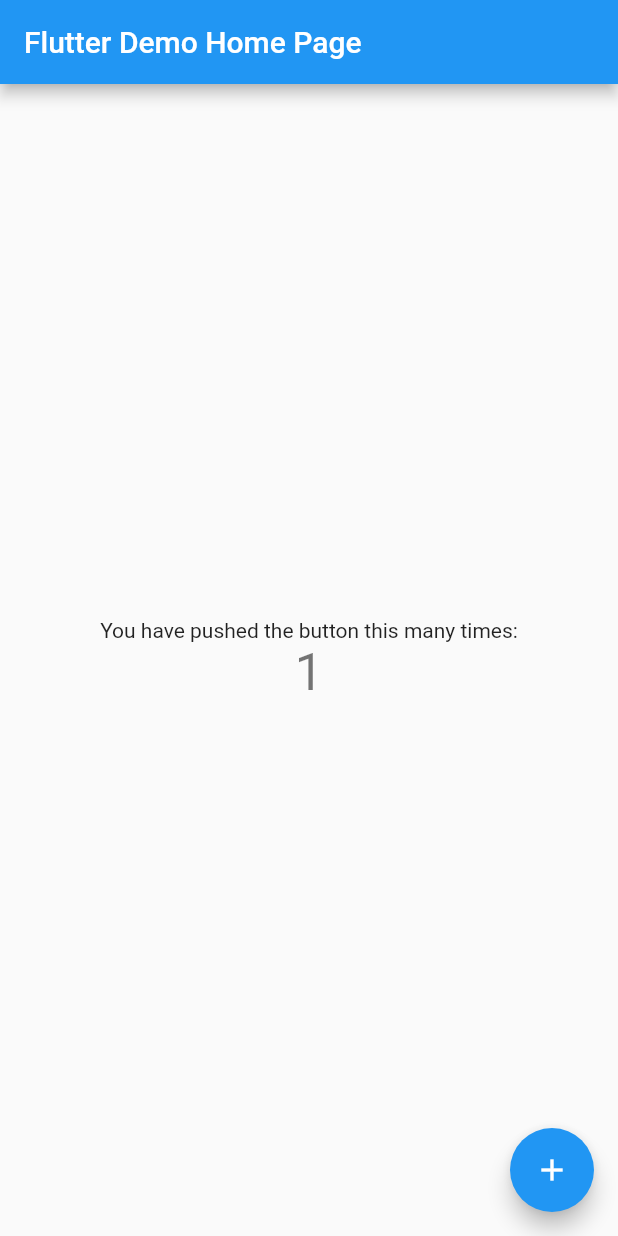
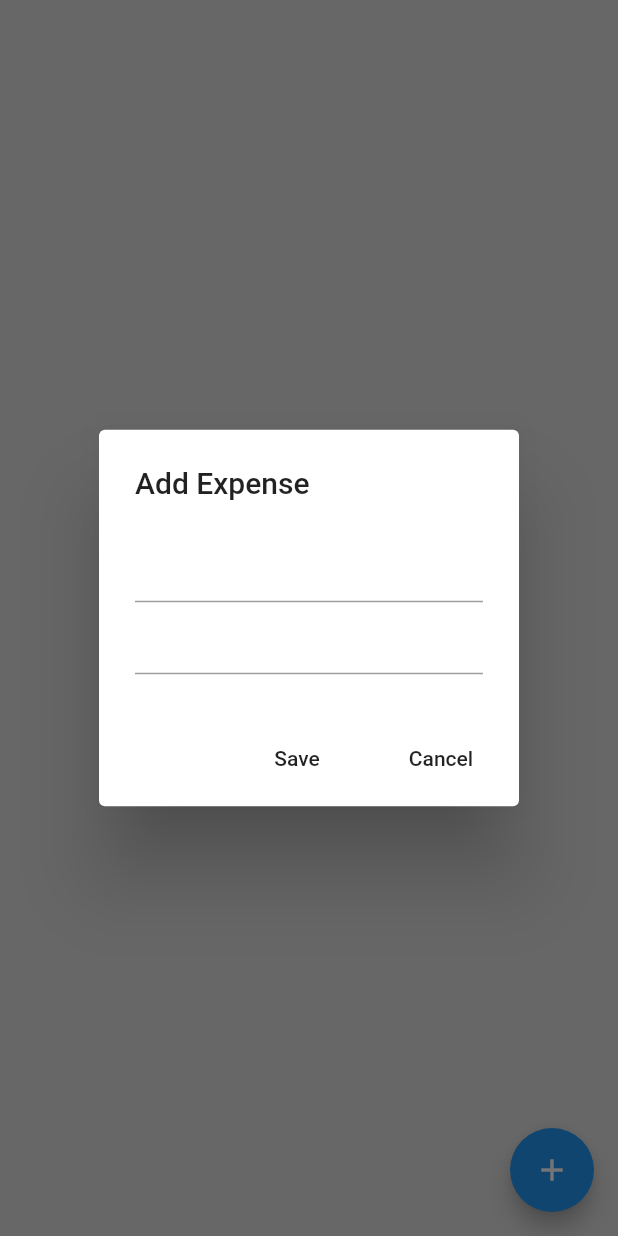
Before and after one commit to Anirudh-rb26/Expense-Tracker, a Flutter app: the screen it shows after launch, after a tap on the "add" icon, on a phone screen of 412 x 824 dp. Run offline on Flutter 3.47's test engine with Material 2 defaults, Android fonts, the phone set to English and light mode, and no system bars.

Commit message:
added functionability of adding expenses, just started working on adding graph view

```diff
--- /dev/null
+++ b/lib/data/expensedata.dart
@@ -0,0 +1,108 @@
+import 'package:expensetracker/convertor/daytimeConvertor.dart';
+import 'package:expensetracker/models/expenseitems.dart';
+import 'package:flutter/material.dart';
+
+class ExpenseData extends ChangeNotifier {
+  // List of expenseItems
+  List<ExepenseItem> overallExpenseList = [];
+
+  // method to return expenseList when we pull it
+  List<ExepenseItem> getAllExpenseList() {
+    return overallExpenseList;
+  }
+
+  //method to add a new expense
+  void addExpense(ExepenseItem expense) {
+    overallExpenseList.add(expense);
+    notifyListeners();
+  }
+
+  // function to delete expense
+  void deleteExpense(ExepenseItem expense) {
+    overallExpenseList.remove(expense);
+  }
+
+  // to get weekday
+  String getDayName(DateTime dateTime) {
+    switch (dateTime.weekday) {
+      case 1:
+        return "Monday";
+      case 2:
+        return "Tuesday";
+      case 3:
+        return "Wednesday";
+      case 4:
+        return "Thursday";
+      case 5:
+        return "Friday";
+      case 6:
+        return "Saturday";
+      case 7:
+        return "Sunday";
+      default:
+        return '';
+    }
+  }
+
+  // to get start of the week
+  DateTime? startOfTheWeek() {
+    DateTime? startOfWeek;
+
+    //get todays date
+    DateTime today = DateTime.now();
+
+    // going backwards to find the nearest sunday
+    for (int i = 0; i < 7; i++) {
+      if (getDayName(today.subtract(Duration(days: i))) == "Sunday") {
+        startOfWeek = today.subtract(Duration(days: i));
+      }
+    }
+
+    return startOfWeek;
+  }
+
+  //need to list all expenses
+  // get exepenselist
+  // add and delete expenses
+  // get weekday
+  // get date for start of the week
+
+  /*
+  convert expense data to expense summary
+
+  overallExpenseList = [
+    [food, 2023/01/30, $15]
+    [lend, 2023/01/30, $25]
+    [shoes, 2023/01/31, $45]
+    [drink, 2023/01/31, $15]
+    [clothes, 2023/02/01, $55]
+  ]
+
+  ->
+
+  dailyExpenseSummary = [
+    [2023/01/30: $40]
+    [2023/01/301 $60]
+    [2023/02/01: $55]
+  ]
+  */
+
+  Map<String, double> calculateDailyExpenseSummary() {
+    Map<String, double> dailyExpenseSummary = {};
+
+    for (var expense in overallExpenseList) {
+      String date = convertDateTimeToString(expense.dateTime);
+      double amount = double.parse(expense.amount);
+
+      if (dailyExpenseSummary.containsKey(date)) {
+        double currentAmount = dailyExpenseSummary[date]!;
+        currentAmount += amount;
+        dailyExpenseSummary[date] = currentAmount;
+      } else {
+        dailyExpenseSummary.addAll({date: amount});
+      }
+    }
+
+    return dailyExpenseSummary;
+  }
+}
--- a/lib/main.dart
+++ b/lib/main.dart
@@ -1,4 +1,7 @@
+import 'package:expensetracker/data/expensedata.dart';
+import 'package:expensetracker/pages/homepage.dart';
 import 'package:flutter/material.dart';
+import 'package:provider/provider.dart';
 
 void main() {
   runApp(const MyApp());
@@ -7,109 +10,14 @@ void main() {
 class MyApp extends StatelessWidget {
   const MyApp({super.key});
 
-  // This widget is the root of your application.
   @override
   Widget build(BuildContext context) {
-    return MaterialApp(
-      title: 'Flutter Demo',
-      theme: ThemeData(
-        // This is the theme of your application.
-        //
-        // Try running your application with "flutter run". You'll see the
-        // application has a blue toolbar. Then, without quitting the app, try
-        // changing the primarySwatch below to Colors.green and then invoke
-        // "hot reload" (press "r" in the console where you ran "flutter run",
-        // or simply save your changes to "hot reload" in a Flutter IDE).
-        // Notice that the counter didn't reset back to zero; the application
-        // is not restarted.
-        primarySwatch: Colors.blue,
+    return ChangeNotifierProvider(
+      create: (context) => ExpenseData(),
+      builder: (context, child) => const MaterialApp(
+        debugShowCheckedModeBanner: false,
+        home: HomePage(),
       ),
-      home: const MyHomePage(title: 'Flutter Demo Home Page'),
     );
   }
 }
-
-class MyHomePage extends StatefulWidget {
-  const MyHomePage({super.key, required this.title});
-
-  // This widget is the home page of your application. It is stateful, meaning
-  // that it has a State object (defined below) that contains fields that affect
-  // how it looks.
-
-  // This class is the configuration for the state. It holds the values (in this
-  // case the title) provided by the parent (in this case the App widget) and
-  // used by the build method of the State. Fields in a Widget subclass are
-  // always marked "final".
-
-  final String title;
-
-  @override
-  State<MyHomePage> createState() => _MyHomePageState();
-}
-
-class _MyHomePageState extends State<MyHomePage> {
-  int _counter = 0;
-
-  void _incrementCounter() {
-    setState(() {
-      // This call to setState tells the Flutter framework that something has
-      // changed in this State, which causes it to rerun the build method below
-      // so that the display can reflect the updated values. If we changed
-      // _counter without calling setState(), then the build method would not be
-      // called again, and so nothing would appear to happen.
-      _counter++;
-    });
-  }
-
-  @override
-  Widget build(BuildContext context) {
-    // This method is rerun every time setState is called, for instance as done
-    // by the _incrementCounter method above.
-    //
-    // The Flutter framework has been optimized to make rerunning build methods
-    // fast, so that you can just rebuild anything that needs updating rather
-    // than having to individually change instances of widgets.
-    return Scaffold(
-      appBar: AppBar(
-        // Here we take the value from the MyHomePage object that was created by
-        // the App.build method, and use it to set our appbar title.
-        title: Text(widget.title),
-      ),
-      body: Center(
-        // Center is a layout widget. It takes a single child and positions it
-        // in the middle of the parent.
-        child: Column(
-          // Column is also a layout widget. It takes a list of children and
-          // arranges them vertically. By default, it sizes itself to fit its
-          // children horizontally, and tries to be as tall as its parent.
-          //
-          // Invoke "debug painting" (press "p" in the console, choose the
-          // "Toggle Debug Paint" action from the Flutter Inspector in Android
-          // Studio, or the "Toggle Debug Paint" command in Visual Studio Code)
-          // to see the wireframe for each widget.
-          //
-          // Column has various properties to control how it sizes itself and
-          // how it positions its children. Here we use mainAxisAlignment to
-          // center the children vertically; the main axis here is the vertical
-          // axis because Columns are vertical (the cross axis would be
-          // horizontal).
-          mainAxisAlignment: MainAxisAlignment.center,
-          children: <Widget>[
-            const Text(
-              'You have pushed the button this many times:',
-            ),
-            Text(
-              '$_counter',
-              style: Theme.of(context).textTheme.headlineMedium,
-            ),
-          ],
-        ),
-      ),
-      floatingActionButton: FloatingActionButton(
-        onPressed: _incrementCounter,
-        tooltip: 'Increment',
-        child: const Icon(Icons.add),
-      ), // This trailing comma makes auto-formatting nicer for build methods.
-    );
-  }
-}
--- /dev/null
+++ b/lib/models/expenseitems.dart
@@ -0,0 +1,8 @@
+class ExepenseItem {
+  final String name;
+  final String amount;
+  final DateTime dateTime;
+
+  ExepenseItem(
+      {required this.name, required this.amount, required this.dateTime});
+}
--- /dev/null
+++ b/lib/pages/homepage.dart
@@ -0,0 +1,99 @@
+import 'package:expensetracker/components/expensetile.dart';
+import 'package:expensetracker/data/expensedata.dart';
+import 'package:expensetracker/models/expenseitems.dart';
+import 'package:flutter/material.dart';
+import 'package:provider/provider.dart';
+
+class HomePage extends StatefulWidget {
+  const HomePage({super.key});
+
+  @override
+  State<HomePage> createState() => _HomePageState();
+}
+
+class _HomePageState extends State<HomePage> {
+  final newExpenseNameController = TextEditingController();
+  final newExpenseAmountController = TextEditingController();
+
+  void addExpense() {
+    showDialog(
+        context: context,
+        builder: (context) => AlertDialog(
+              title: const Text("Add Expense"),
+              content: Column(
+                mainAxisSize: MainAxisSize.min,
+                children: [
+                  // expense name
+                  TextField(controller: newExpenseNameController),
+                  // expense amount
+                  TextField(controller: newExpenseAmountController),
+                ],
+              ),
+              actions: [
+                // save button
+                MaterialButton(
+                  onPressed: save,
+                  child: const Text("Save"),
+                ),
+
+                // cancel button
+                MaterialButton(
+                  onPressed: cancel,
+                  child: const Text("Cancel"),
+                ),
+              ],
+            ));
+  }
+
+  void save() {
+    // creating expense item
+    ExepenseItem newExpense = ExepenseItem(
+      name: newExpenseNameController.text,
+      amount: newExpenseAmountController.text,
+      dateTime: DateTime.now(),
+    );
+    // adding the new expense item
+    Provider.of<ExpenseData>(context, listen: false).addExpense(newExpense);
+    Navigator.pop(context);
+    clear();
+  }
+
+  void cancel() {
+    Navigator.pop(context);
+    clear();
+  }
+
+  // to clear controllers or when you add new expense, old information already entered into textfield
+  void clear() {
+    newExpenseNameController.clear();
+    newExpenseAmountController.clear();
+  }
+
+  @override
+  Widget build(BuildContext context) {
+    return Consumer<ExpenseData>(
+      builder: (context, value, child) => Scaffold(
+        backgroundColor: Colors.grey[300],
+        floatingActionButton: FloatingActionButton(
+            onPressed: addExpense, child: const Icon(Icons.add)),
+        body: ListView(
+          children: [
+            // weekly summary
+
+            // expense list
+            ListView.builder(
+              shrinkWrap: true,
+              physics: const NeverScrollableScrollPhysics(),
+              itemCount: value.getAllExpenseList().length,
+              itemBuilder: (context, index) => ExpenseTile(
+                name: value.getAllExpenseList()[index].name,
+                amount: value.getAllExpenseList()[index].amount,
+                dateTime: value.getAllExpenseList()[index].dateTime
+              )
+            ),
+          ],
+        )
+      ),
+    );
+  }
+}
--- a/pubspec.yaml
+++ b/pubspec.yaml
@@ -35,6 +35,7 @@ dependencies:
   # The following adds the Cupertino Icons font to your application.
   # Use with the CupertinoIcons class for iOS style icons.
   cupertino_icons: ^1.0.2
+  provider:
 
 dev_dependencies:
   flutter_test:
```
Also changed, not shown: lib/components/expensetile.dart (added, +23 -0 lines), lib/convertor/daytimeConvertor.dart (added, +27 -0 lines), lib/components/expensesummary.dart (added), pubspec.lock.
